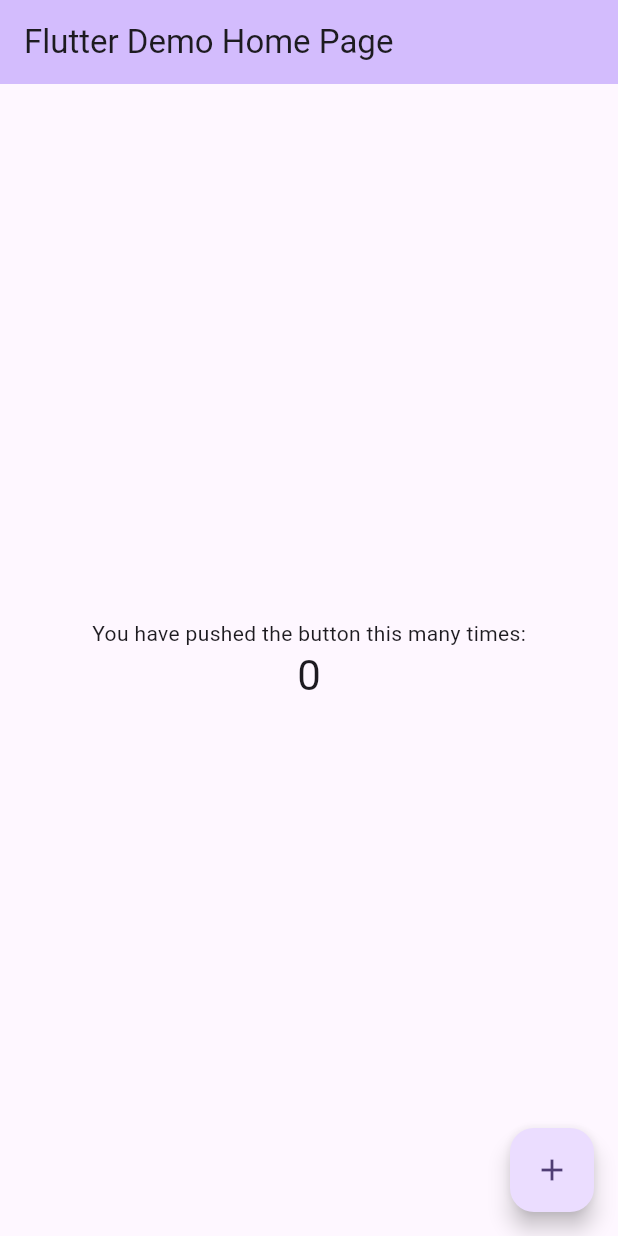
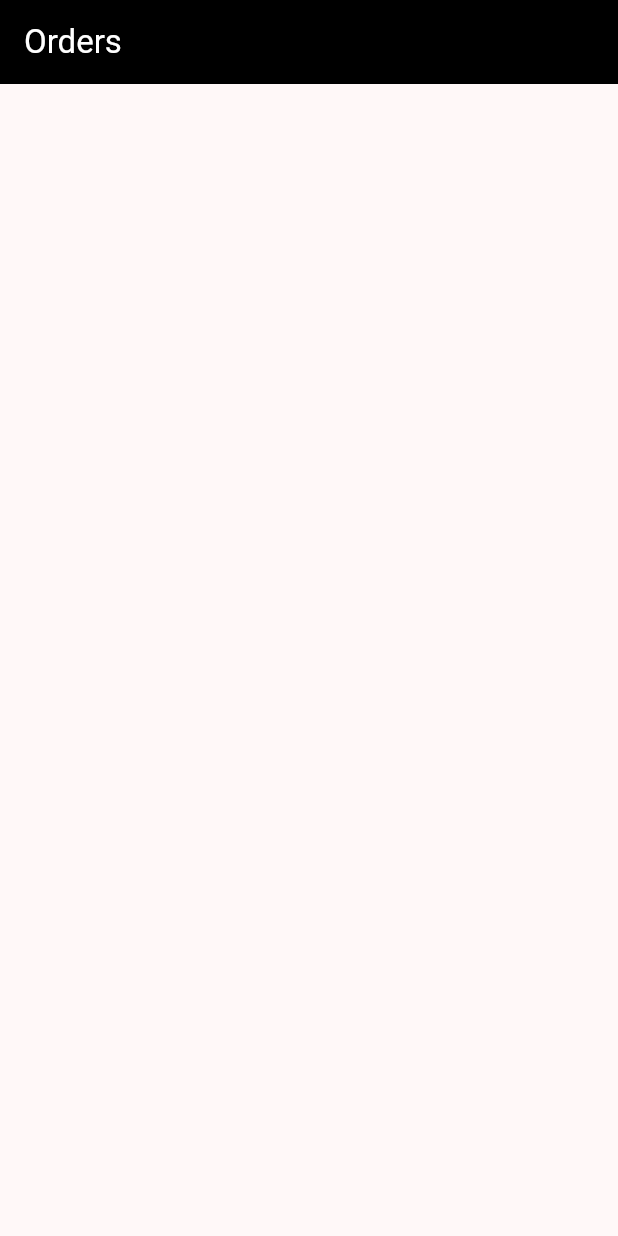
Before and after one commit to KrisHHFI/Flutter-Web-App-3, a Flutter app: the screen it shows after launch, on a phone screen of 412 x 824 dp. Run offline on Flutter 3.47's test engine with Material 3 defaults, Android fonts, the phone set to English and light mode, and no system bars.

Commit message:
Removed the default flutter project components. Styled the appBar

```diff
--- a/lib/main.dart
+++ b/lib/main.dart
@@ -7,46 +7,26 @@
 class MyApp extends StatelessWidget {
   const MyApp({super.key});
 
-  // This widget is the root of your application.
   @override
   Widget build(BuildContext context) {
     return MaterialApp(
-      title: 'Flutter Demo',
+      title: 'Pauli\'s Pizza',
       theme: ThemeData(
-        // This is the theme of your application.
-        //
-        // TRY THIS: Try running your application with "flutter run". You'll see
-        // the application has a purple toolbar. Then, without quitting the app,
-        // try changing the seedColor in the colorScheme below to Colors.green
-        // and then invoke "hot reload" (save your changes or press the "hot
-        // reload" button in a Flutter-supported IDE, or press "r" if you used
-        // the command line to start the app).
-        //
-        // Notice that the counter didn't reset back to zero; the application
-        // state is not lost during the reload. To reset the state, use hot
-        // restart instead.
-        //
-        // This works for code too, not just values: Most code changes can be
-        // tested with just a hot reload.
-        colorScheme: ColorScheme.fromSeed(seedColor: Colors.deepPurple),
+        colorScheme: ColorScheme.fromSeed(seedColor: Colors.black),
         useMaterial3: true,
+        appBarTheme: const AppBarTheme(
+          backgroundColor: Colors.black,
+          foregroundColor: Colors
+              .white, // foregroundColor sets the AppBar text and icon colour
+        ),
       ),
-      home: const MyHomePage(title: 'Flutter Demo Home Page'),
+      home: const MyHomePage(title: 'Orders'),
     );
   }
 }
 
 class MyHomePage extends StatefulWidget {
   const MyHomePage({super.key, required this.title});
-
-  // This widget is the home page of your application. It is stateful, meaning
-  // that it has a State object (defined below) that contains fields that affect
-  // how it looks.
-
-  // This class is the configuration for the state. It holds the values (in this
-  // case the title) provided by the parent (in this case the App widget) and
-  // used by the build method of the State. Fields in a Widget subclass are
-  // always marked "final".
 
   final String title;
 
@@ -55,71 +35,15 @@
 }
 
 class _MyHomePageState extends State<MyHomePage> {
-  int _counter = 0;
-
-  void _incrementCounter() {
-    setState(() {
-      // This call to setState tells the Flutter framework that something has
-      // changed in this State, which causes it to rerun the build method below
-      // so that the display can reflect the updated values. If we changed
-      // _counter without calling setState(), then the build method would not be
-      // called again, and so nothing would appear to happen.
-      _counter++;
-    });
-  }
-
   @override
   Widget build(BuildContext context) {
-    // This method is rerun every time setState is called, for instance as done
-    // by the _incrementCounter method above.
-    //
-    // The Flutter framework has been optimized to make rerunning build methods
-    // fast, so that you can just rebuild anything that needs updating rather
-    // than having to individually change instances of widgets.
     return Scaffold(
       appBar: AppBar(
-        // TRY THIS: Try changing the color here to a specific color (to
-        // Colors.amber, perhaps?) and trigger a hot reload to see the AppBar
-        // change color while the other colors stay the same.
-        backgroundColor: Theme.of(context).colorScheme.inversePrimary,
-        // Here we take the value from the MyHomePage object that was created by
-        // the App.build method, and use it to set our appbar title.
         title: Text(widget.title),
       ),
-      body: Center(
-        // Center is a layout widget. It takes a single child and positions it
-        // in the middle of the parent.
-        child: Column(
-          // Column is also a layout widget. It takes a list of children and
-          // arranges them vertically. By default, it sizes itself to fit its
-          // children horizontally, and tries to be as tall as its parent.
-          //
-          // Column has various properties to control how it sizes itself and
-          // how it positions its children. Here we use mainAxisAlignment to
-          // center the children vertically; the main axis here is the vertical
-          // axis because Columns are vertical (the cross axis would be
-          // horizontal).
-          //
-          // TRY THIS: Invoke "debug painting" (choose the "Toggle Debug Paint"
-          // action in the IDE, or press "p" in the console), to see the
-          // wireframe for each widget.
-          mainAxisAlignment: MainAxisAlignment.center,
-          children: <Widget>[
-            const Text(
-              'You have pushed the button this many times:',
-            ),
-            Text(
-              '$_counter',
-              style: Theme.of(context).textTheme.headlineMedium,
-            ),
-          ],
-        ),
+      body: const Center(
+        child: Column(),
       ),
-      floatingActionButton: FloatingActionButton(
-        onPressed: _incrementCounter,
-        tooltip: 'Increment',
-        child: const Icon(Icons.add),
-      ), // This trailing comma makes auto-formatting nicer for build methods.
     );
   }
 }
```
